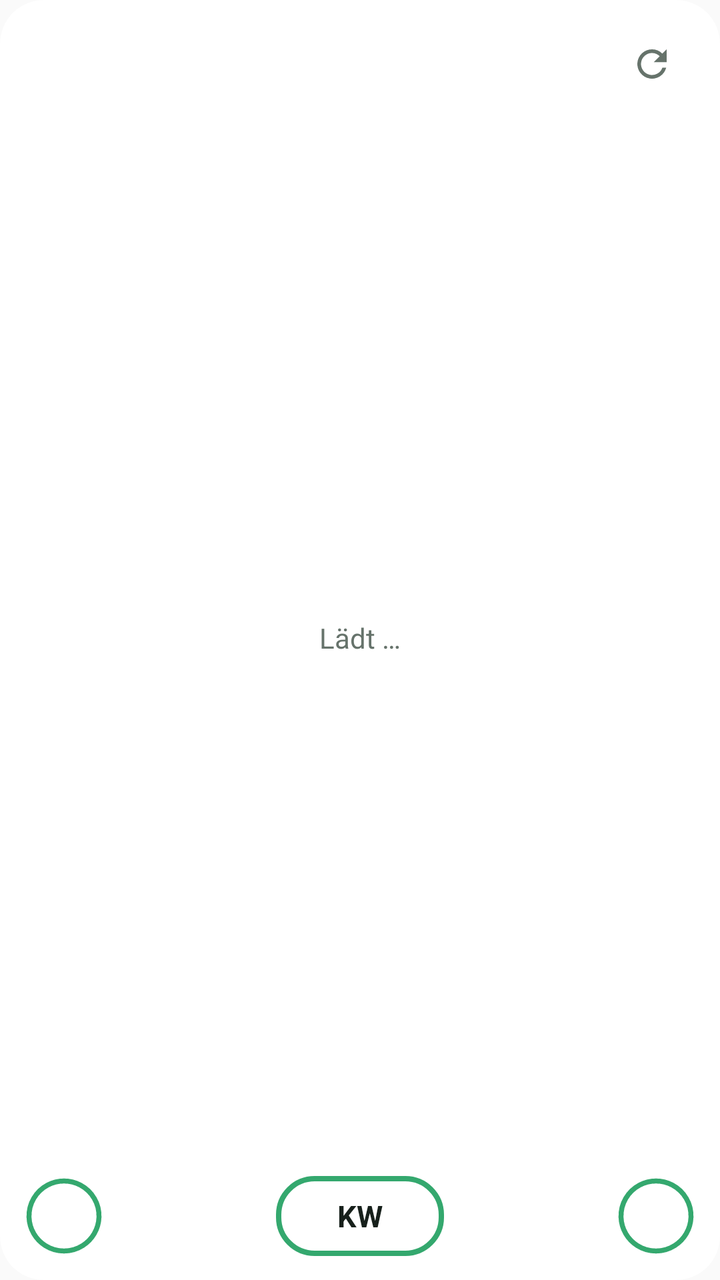
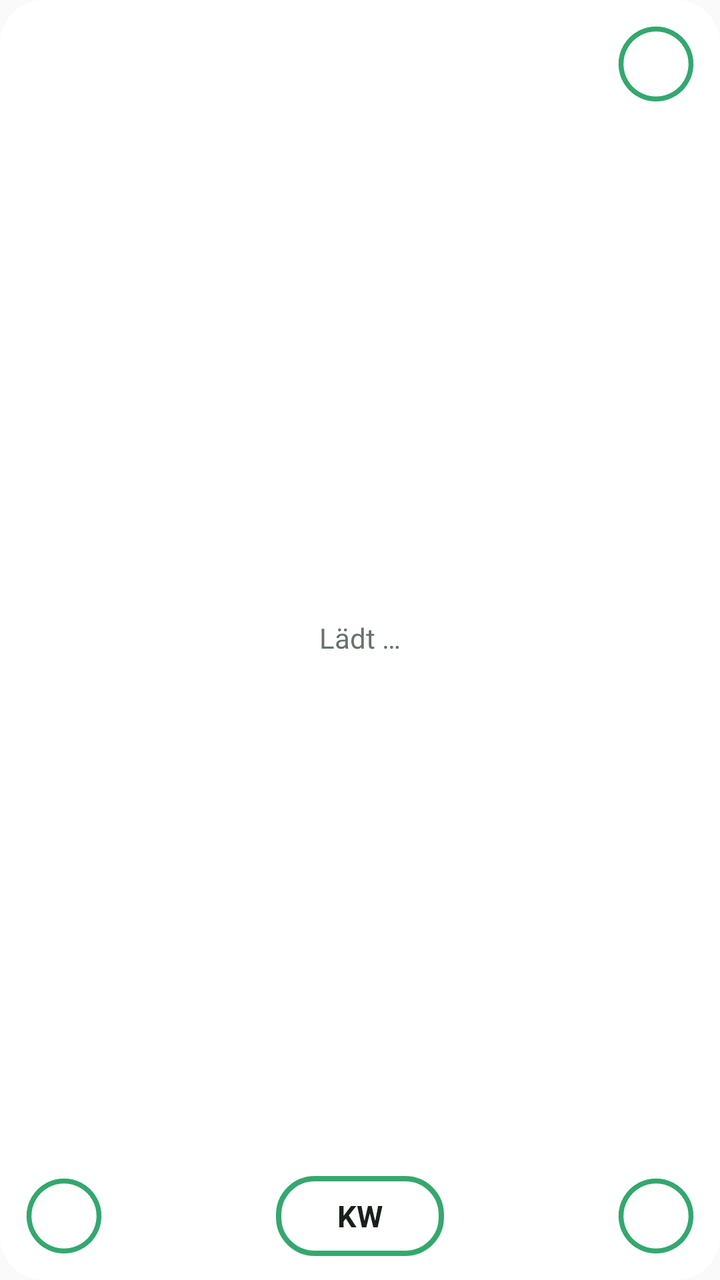

Compare the two renders of this Android layout. The source of the first and the diff that turns it into the second are given below.
<!-- AndroidManifest.xml: application theme AppTheme -->
<!-- res/layout/widget.xml -->
<?xml version="1.0" encoding="utf-8"?>
<LinearLayout xmlns:android="http://schemas.android.com/apk/res/android"
    android:id="@+id/root"
    android:layout_width="match_parent"
    android:layout_height="match_parent"
    android:orientation="vertical"
    android:background="@drawable/bg"
    android:padding="12dp">

    <LinearLayout
        android:id="@+id/head"
        android:layout_width="match_parent"
        android:layout_height="wrap_content"
        android:gravity="center_vertical"
        android:orientation="horizontal">

        <TextView
            android:id="@+id/date"
            android:layout_width="0dp"
            android:layout_height="wrap_content"
            android:layout_weight="1"
            android:maxLines="1"
            android:ellipsize="end"
            android:textColor="@color/fg"
            android:textSize="17sp"
            android:textStyle="bold" />

        <LinearLayout
            android:id="@+id/bdnav"
            android:layout_width="wrap_content"
            android:layout_height="wrap_content"
            android:gravity="center_vertical"
            android:orientation="horizontal"
            android:visibility="gone">

            <TextView
                android:id="@+id/bdprev"
                android:layout_width="36dp"
                android:layout_height="36dp"
                android:gravity="center"
                android:text="‹"
                android:textColor="@color/fg"
                android:textSize="24sp"
                android:textStyle="bold" />

            <TextView
                android:id="@+id/bdpage"
                android:layout_width="wrap_content"
                android:layout_height="wrap_content"
                android:textColor="@color/fg"
                android:textSize="13sp" />

            <TextView
                android:id="@+id/bdnext"
                android:layout_width="36dp"
                android:layout_height="36dp"
                android:gravity="center"
                android:text="›"
                android:textColor="@color/fg"
                android:textSize="24sp"
                android:textStyle="bold" />
        </LinearLayout>

        <ImageView
            android:id="@+id/home"
            android:layout_width="36dp"
            android:layout_height="36dp"
            android:layout_marginEnd="6dp"
            android:contentDescription="Home-Modus"
            android:scaleType="fitCenter"
            android:src="@drawable/ring_home_off"
            android:visibility="gone" />

        <TextView
            android:id="@+id/stamp"
            android:layout_width="wrap_content"
            android:layout_height="wrap_content"
            android:textColor="@color/muted"
            android:textSize="11sp" />

        <ImageButton
            android:id="@+id/refresh"
            android:layout_width="44dp"
            android:layout_height="40dp"
            android:background="@android:color/transparent"
            android:contentDescription="Aktualisieren"
            android:src="@drawable/ic_refresh" />
    </LinearLayout>

    <FrameLayout
        android:layout_width="match_parent"
        android:layout_height="0dp"
        android:layout_weight="1"
        android:layout_marginTop="4dp">

        <ListView
            android:id="@+id/list"
            android:layout_width="match_parent"
            android:layout_height="match_parent"
            android:divider="@null"
            android:dividerHeight="0dp" />

        <TextView
            android:id="@+id/empty"
            android:layout_width="match_parent"
            android:layout_height="match_parent"
            android:gravity="center"
            android:text="Lädt …"
            android:textColor="@color/muted"
            android:textSize="14sp" />
    </FrameLayout>

    
    <LinearLayout
        android:id="@+id/quick"
        android:layout_width="match_parent"
        android:layout_height="wrap_content"
        android:layout_marginTop="6dp"
        android:gravity="bottom"
        android:orientation="horizontal">

        <FrameLayout
            android:id="@+id/q_bdays"
            android:layout_width="40dp"
            android:layout_height="40dp"
            android:contentDescription="Geburtstage">

            <ImageView
                android:id="@+id/q_bdring"
                android:layout_width="match_parent"
                android:layout_height="match_parent"
                android:scaleType="fitCenter"
                android:src="@drawable/ring_bd" />

            <TextView
                android:layout_width="match_parent"
                android:layout_height="match_parent"
                android:gravity="center"
                android:includeFontPadding="false"
                android:text="B"
                android:textColor="#FFFFFF"
                android:textSize="19sp"
                android:textStyle="bold" />
        </FrameLayout>

        <TextView
            android:layout_width="0dp"
            android:layout_height="1dp"
            android:layout_weight="1" />

        <TextView
            android:id="@+id/weekprev"
            android:layout_width="44dp"
            android:layout_height="40dp"
            android:gravity="center"
            android:includeFontPadding="false"
            android:text="◀"
            android:textColor="#FFFFFF"
            android:textSize="26sp"
            android:visibility="invisible" />

        
        <LinearLayout
            android:layout_width="wrap_content"
            android:layout_height="wrap_content"
            android:layout_marginStart="6dp"
            android:layout_marginEnd="6dp"
            android:gravity="center_horizontal"
            android:orientation="vertical">

            <TextView
                android:id="@+id/weekyear"
                android:layout_width="wrap_content"
                android:layout_height="wrap_content"
                android:textColor="@color/fg"
                android:textSize="13sp"
                android:textStyle="bold"
                android:visibility="gone" />

            <TextView
                android:id="@+id/weeklabel"
                android:layout_width="84dp"
                android:layout_height="40dp"
                android:background="@drawable/kw_off"
                android:gravity="center"
                android:maxLines="1"
                android:text="KW"
                android:textColor="@color/fg"
                android:textSize="15sp"
                android:textStyle="bold" />
        </LinearLayout>

        <TextView
            android:id="@+id/weeknext"
            android:layout_width="44dp"
            android:layout_height="40dp"
            android:gravity="center"
            android:includeFontPadding="false"
            android:text="▶"
            android:textColor="#FFFFFF"
            android:textSize="26sp"
            android:visibility="invisible" />

        <TextView
            android:layout_width="0dp"
            android:layout_height="1dp"
            android:layout_weight="1" />

        <ImageView
            android:id="@+id/q_add"
            android:layout_width="40dp"
            android:layout_height="40dp"
                        android:contentDescription="Neuer Eintrag"
            android:scaleType="fitCenter"
            android:src="@drawable/ring_add" />
    </LinearLayout>
</LinearLayout>
<!-- resources referenced by this layout -->
<resources>
  <color name="fg">#17201B</color>
  <color name="muted">#66736B</color>
  <!-- drawable bg (drawable) -->
  <?xml version="1.0" encoding="utf-8"?>
  <shape xmlns:android="http://schemas.android.com/apk/res/android" android:shape="rectangle">
      <solid android:color="@color/bg" />
      <corners android:radius="22dp" />
  </shape>
  <!-- drawable ic_refresh (drawable) -->
  <vector xmlns:android="http://schemas.android.com/apk/res/android"
      android:width="22dp" android:height="22dp" android:viewportWidth="24" android:viewportHeight="24">
      <path android:fillColor="@color/muted"
          android:pathData="M17.65,6.35A7.96,7.96 0,0 0,12 4a8,8 0,1 0,7.75 10h-2.08A6,6 0,1 1,12 6c1.66,0 3.14,0.69 4.22,1.78L13,11h7V4l-2.35,2.35z" />
  </vector>
  <!-- drawable kw_off (drawable) -->
  <?xml version="1.0" encoding="utf-8"?>
  <shape xmlns:android="http://schemas.android.com/apk/res/android" android:shape="rectangle">
      <solid android:color="#00000000" />
      <stroke android:width="2.5dp" android:color="#34A86E" />
      <corners android:radius="18dp" />
  </shape>
  <!-- drawable ring_add (drawable) -->
  <?xml version="1.0" encoding="utf-8"?>
  <vector xmlns:android="http://schemas.android.com/apk/res/android" android:width="40dp" android:height="40dp" android:viewportWidth="40" android:viewportHeight="40">
      <path android:fillColor="#00000000" android:strokeColor="#34A86E" android:strokeWidth="2.5" android:pathData="M20,2.5 a17.5,17.5 0 1,0 0.001,0 z" />
      <path android:strokeColor="#FFFFFF" android:strokeWidth="3" android:strokeLineCap="round" android:pathData="M20,12 L20,28 M12,20 L28,20" />
  </vector>
  <!-- drawable ring_bd (drawable) -->
  <?xml version="1.0" encoding="utf-8"?>
  <vector xmlns:android="http://schemas.android.com/apk/res/android" android:width="40dp" android:height="40dp" android:viewportWidth="40" android:viewportHeight="40">
      <path android:fillColor="#00000000" android:strokeColor="#34A86E" android:strokeWidth="2.5" android:pathData="M20,2.5 a17.5,17.5 0 1,0 0.001,0 z" />
  </vector>
  <!-- drawable ring_home_off (drawable) -->
  <?xml version="1.0" encoding="utf-8"?>
  <vector xmlns:android="http://schemas.android.com/apk/res/android" android:width="40dp" android:height="40dp" android:viewportWidth="40" android:viewportHeight="40">
      <path android:fillColor="#00000000" android:strokeColor="#34A86E" android:strokeWidth="2.5" android:pathData="M20,2.5 a17.5,17.5 0 1,0 0.001,0 z" />
      <path android:strokeColor="#FFFFFF" android:strokeWidth="2.2" android:strokeLineCap="round" android:strokeLineJoin="round" android:pathData="M13.5,19.5 L13.5,28.5 L26.5,28.5 L26.5,19.5 M11,21 L20,12.5 L29,21" />
  </vector>
  <style name="AppTheme" parent="android:Theme.Material.Light.NoActionBar">
          <item name="android:colorAccent">@color/accent</item>
      </style>
  <color name="bg">#F2FFFFFF</color>
  <color name="accent">#1D8657</color>
</resources>

<!-- the commit's change to res/layout/widget.xml (unified diff, before → after) -->
@@ -63,28 +63,37 @@
 
         <ImageView
             android:id="@+id/home"
-            android:layout_width="36dp"
-            android:layout_height="36dp"
+            android:layout_width="40dp"
+            android:layout_height="40dp"
             android:layout_marginEnd="6dp"
             android:contentDescription="Home-Modus"
             android:scaleType="fitCenter"
             android:src="@drawable/ring_home_off"
             android:visibility="gone" />
 
-        <TextView
-            android:id="@+id/stamp"
-            android:layout_width="wrap_content"
-            android:layout_height="wrap_content"
-            android:textColor="@color/muted"
-            android:textSize="11sp" />
-
-        <ImageButton
+        
+        <FrameLayout
             android:id="@+id/refresh"
-            android:layout_width="44dp"
-            android:layout_height="40dp"
-            android:background="@android:color/transparent"
-            android:contentDescription="Aktualisieren"
-            android:src="@drawable/ic_refresh" />
+            android:layout_width="40dp"
+            android:layout_height="40dp"
+            android:contentDescription="Aktualisieren">
+
+            <ImageView
+                android:layout_width="match_parent"
+                android:layout_height="match_parent"
+                android:scaleType="fitCenter"
+                android:src="@drawable/ring_refresh" />
+
+            <TextView
+                android:id="@+id/stamp"
+                android:layout_width="match_parent"
+                android:layout_height="match_parent"
+                android:gravity="center"
+                android:includeFontPadding="false"
+                android:textColor="#FFFFFF"
+                android:textSize="9sp"
+                android:textStyle="bold" />
+        </FrameLayout>
     </LinearLayout>
 
     <FrameLayout
<!-- resource entries referenced after the edit -->
@@ -8,12 +8,6 @@
       <solid android:color="@color/bg" />
       <corners android:radius="22dp" />
   </shape>
-  <!-- drawable ic_refresh (drawable) -->
-  <vector xmlns:android="http://schemas.android.com/apk/res/android"
-      android:width="22dp" android:height="22dp" android:viewportWidth="24" android:viewportHeight="24">
-      <path android:fillColor="@color/muted"
-          android:pathData="M17.65,6.35A7.96,7.96 0,0 0,12 4a8,8 0,1 0,7.75 10h-2.08A6,6 0,1 1,12 6c1.66,0 3.14,0.69 4.22,1.78L13,11h7V4l-2.35,2.35z" />
-  </vector>
   <!-- drawable kw_off (drawable) -->
   <?xml version="1.0" encoding="utf-8"?>
   <shape xmlns:android="http://schemas.android.com/apk/res/android" android:shape="rectangle">
@@ -38,6 +32,12 @@
       <path android:fillColor="#00000000" android:strokeColor="#34A86E" android:strokeWidth="2.5" android:pathData="M20,2.5 a17.5,17.5 0 1,0 0.001,0 z" />
       <path android:strokeColor="#FFFFFF" android:strokeWidth="2.2" android:strokeLineCap="round" android:strokeLineJoin="round" android:pathData="M13.5,19.5 L13.5,28.5 L26.5,28.5 L26.5,19.5 M11,21 L20,12.5 L29,21" />
   </vector>
+  <!-- drawable ring_refresh (drawable) -->
+  <?xml version="1.0" encoding="utf-8"?>
+  <vector xmlns:android="http://schemas.android.com/apk/res/android" android:width="40dp" android:height="40dp" android:viewportWidth="40" android:viewportHeight="40">
+      <path android:fillColor="#00000000" android:strokeColor="#34A86E" android:strokeWidth="2.5" android:pathData="M20,2.5 a17.5,17.5 0 1,0 0.001,0 z" />
+      <path android:strokeColor="#FFFFFF" android:strokeWidth="1.8" android:strokeLineCap="round" android:strokeLineJoin="round" android:pathData="M23.76,9.66 A11,11 0 1,0 29.53,14.5 M28.75,18.93 L29.53,14.5 L33.76,16.04" />
+  </vector>
   <style name="AppTheme" parent="android:Theme.Material.Light.NoActionBar">
           <item name="android:colorAccent">@color/accent</item>
       </style>
